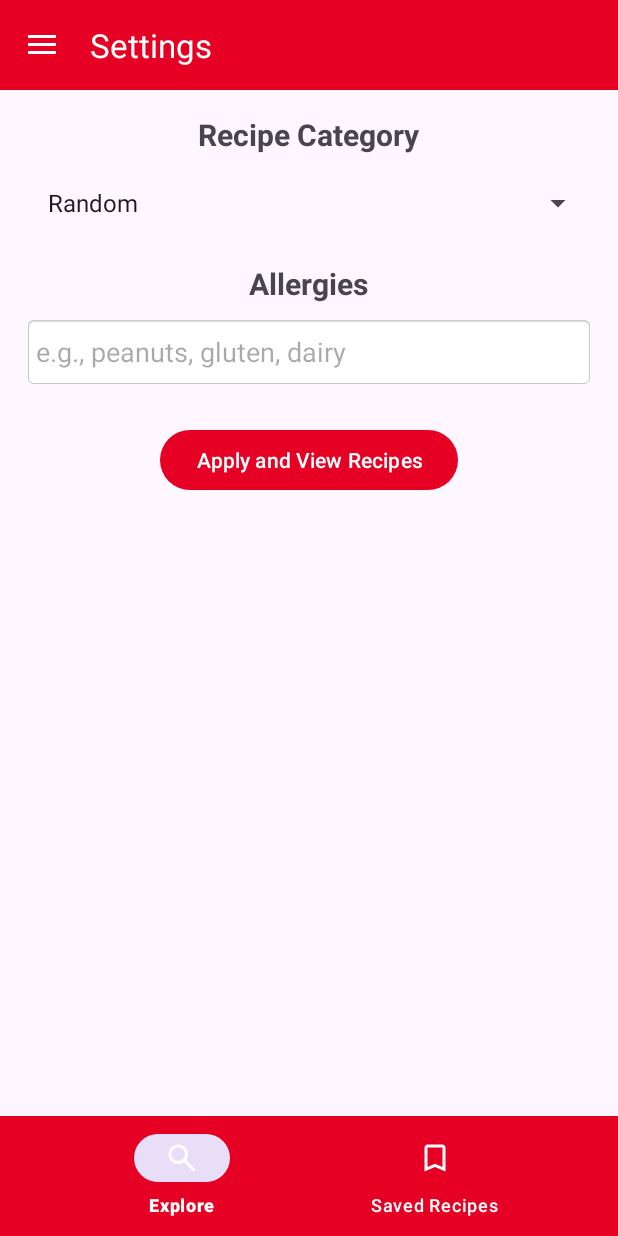
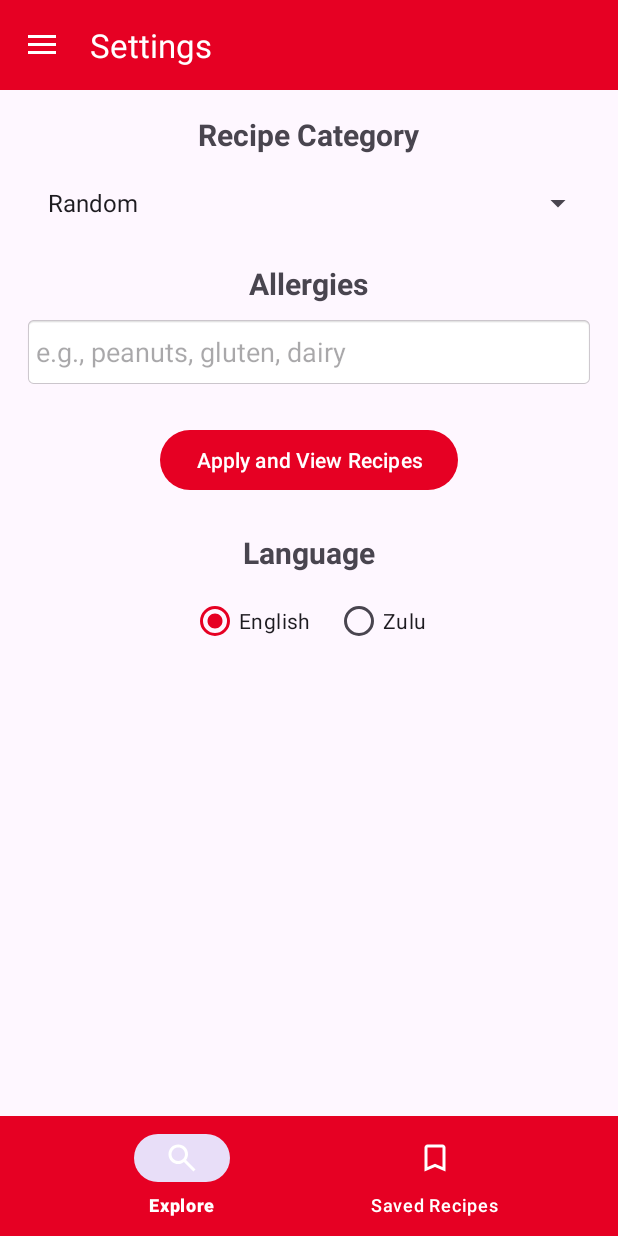
Before and after one commit to SendzoM/TasteMealApp, an Android app: the SettingsFragment screen opened through its navigation route, on a phone screen of 412 x 824 dp. Run offline under Robolectric (Android 15) with nearby library versions, the phone set to English and light mode, and no system bars; our stand-ins replace Firebase (no records; nobody signed in at launch, a user with empty details on screens opened directly), Room's generated code, navigation-ui; network calls fail; pictures from the network do not load.

Commit message:
Added Multi language support

```diff
--- /dev/null
+++ b/app/src/main/java/com/example/recipeapp/LocaleHelper.kt
@@ -0,0 +1,30 @@
+package com.example.recipeapp
+
+import android.content.Context
+import android.content.SharedPreferences
+import androidx.appcompat.app.AppCompatDelegate
+import androidx.core.os.LocaleListCompat
+
+object LocaleHelper {
+    private const val PREFS_NAME = "RecipeAppPrefs"
+    private const val SELECTED_LANGUAGE = "SelectedLanguage"
+
+    fun setLocale(context: Context, languageCode: String) {
+        // Save the selected language
+        val prefs: SharedPreferences = context.getSharedPreferences(PREFS_NAME, Context.MODE_PRIVATE)
+        prefs.edit().putString(SELECTED_LANGUAGE, languageCode).apply()
+
+        // Apply the new locale
+        val appLocale = LocaleListCompat.forLanguageTags(languageCode)
+        AppCompatDelegate.setApplicationLocales(appLocale)
+    }
+
+    fun loadLocale(context: Context) {
+        val prefs: SharedPreferences = context.getSharedPreferences(PREFS_NAME, Context.MODE_PRIVATE)
+        val languageCode = prefs.getString(SELECTED_LANGUAGE, null)
+        if (languageCode != null) {
+            val appLocale = LocaleListCompat.forLanguageTags(languageCode)
+            AppCompatDelegate.setApplicationLocales(appLocale)
+        }
+    }
+}
--- a/app/src/main/java/com/example/recipeapp/MainActivity.kt
+++ b/app/src/main/java/com/example/recipeapp/MainActivity.kt
@@ -37,6 +37,7 @@ class MainActivity : AppCompatActivity() {
 
 
     override fun onCreate(savedInstanceState: Bundle?) {
+        LocaleHelper.loadLocale(this)
         super.onCreate(savedInstanceState)
         setContentView(R.layout.activity_main)
 
--- a/app/src/main/java/com/example/recipeapp/SettingsFragment.kt
+++ b/app/src/main/java/com/example/recipeapp/SettingsFragment.kt
@@ -10,7 +10,10 @@ import android.view.ViewGroup
 import android.widget.ArrayAdapter
 import android.widget.Button
 import android.widget.EditText
+import android.widget.RadioButton
+import android.widget.RadioGroup
 import android.widget.Spinner
+import androidx.appcompat.app.AppCompatDelegate
 import androidx.lifecycle.ViewModelProvider
 import androidx.navigation.fragment.findNavController
 import com.example.recipeapp.viewmodel.RecipeViewModel
@@ -20,6 +23,9 @@ class SettingsFragment : Fragment() {
     private lateinit var categorySpinner: Spinner
     private lateinit var allergiesEditText: EditText
     private lateinit var recipeViewModel: RecipeViewModel
+    private lateinit var languageRadioGroup: RadioGroup
+    private lateinit var englishRadioButton: RadioButton
+    private lateinit var zuluRadioButton: RadioButton
 
     @SuppressLint("MissingInflatedId")
     override fun onCreateView(
@@ -35,37 +41,62 @@ class SettingsFragment : Fragment() {
         allergiesEditText = view.findViewById(R.id.allergies_edit_text)
         val applyButton = view.findViewById<Button>(R.id.apply_settings_button)
 
+        // Initialize language controls
+        languageRadioGroup = view.findViewById(R.id.language_radio_group)
+        englishRadioButton = view.findViewById(R.id.english_radio_button)
+        zuluRadioButton = view.findViewById(R.id.zulu_radio_button)
+
         // Setup the dropdown menu
         setupSpinner()
         loadSettings()
 
         applyButton.setOnClickListener {
-            // Get selected category
-            val selectedCategory = categorySpinner.selectedItem.toString().lowercase()
-            val allergies = allergiesEditText.text.toString()
+            saveSettings() // Save all settings
+            recipeViewModel.loadRecipes(categorySpinner.selectedItem.toString().lowercase())
+            findNavController().navigate(R.id.nav_home)
+        }
 
-            // Save the selected category to SharedPreferences
-            val sharedPref = activity?.getSharedPreferences("RecipeAppPrefs", Context.MODE_PRIVATE)
-                ?: return@setOnClickListener
-            with(sharedPref.edit()) {
-                putString("SELECTED_CATEGORY", selectedCategory)
-                putString("USER_ALLERGIES", allergies)
-                apply()
+        // Listener for language changes
+        languageRadioGroup.setOnCheckedChangeListener { _, checkedId ->
+            val selectedLanguage = when (checkedId) {
+                R.id.zulu_radio_button -> "zu"
+                else -> "en"
             }
+            LocaleHelper.setLocale(requireContext(), selectedLanguage)
 
-            recipeViewModel.loadRecipes(selectedCategory)
-            // Navigate back to the Home screen to see the new recipes
-            findNavController().navigate(R.id.nav_home)
+            // Restart the activity to apply the new language
+            requireActivity().recreate()
         }
 
         return view
     }
 
     private fun loadSettings() {
+        val sharedPref = activity?.getSharedPreferences("RecipeAppPrefs", Context.MODE_PRIVATE) ?: return
+        val savedAllergies = sharedPref.getString("USER_ALLERGIES", "")
+        allergiesEditText.setText(savedAllergies)
+
+        // Set the correct radio button for the language
+        val currentLang =
+            AppCompatDelegate.getApplicationLocales().toLanguageTags()
+        if (currentLang.startsWith("zu")) {
+            zuluRadioButton.isChecked = true
+        } else {
+            englishRadioButton.isChecked = true
+        }
+    }
+
+    private fun saveSettings() {
+        val selectedCategory = categorySpinner.selectedItem.toString().lowercase()
+        val allergies = allergiesEditText.text.toString()
+
         val sharedPref =
             activity?.getSharedPreferences("RecipeAppPrefs", Context.MODE_PRIVATE) ?: return
-        val savedAllergies = sharedPref.getString("USER_ALLERGIES", "") // Default to empty string
-        allergiesEditText.setText(savedAllergies)
+        with(sharedPref.edit()) {
+            putString("SELECTED_CATEGORY", selectedCategory)
+            putString("USER_ALLERGIES", allergies)
+            apply()
+        }
     }
 
     private fun setupSpinner() {
--- a/app/src/main/res/layout/fragment_about.xml
+++ b/app/src/main/res/layout/fragment_about.xml
@@ -28,7 +28,7 @@
             android:id="@+id/about_title"
             android:layout_width="wrap_content"
             android:layout_height="wrap_content"
-            android:text="About RecipeApp"
+            android:text="@string/about_us"
             android:textSize="22sp"
             android:textStyle="bold"
             android:textColor="?android:attr/textColorPrimary"
--- a/app/src/main/res/layout/fragment_home.xml
+++ b/app/src/main/res/layout/fragment_home.xml
@@ -13,7 +13,7 @@
         android:layout_margin="8dp"
         android:background="@drawable/search_view_background"
         app:iconifiedByDefault="false"
-        app:queryHint="Search for recipes..."
+        app:queryHint="@string/search_for_recipes"
         app:layout_constraintTop_toTopOf="parent"
         app:layout_constraintStart_toStartOf="parent"
         app:layout_constraintEnd_toEndOf="parent" />
--- a/app/src/main/res/layout/fragment_recipe_details.xml
+++ b/app/src/main/res/layout/fragment_recipe_details.xml
@@ -43,7 +43,7 @@
             <TextView
             android:layout_width="wrap_content"
             android:layout_height="wrap_content"
-            android:text="Ingredients"
+            android:text="@string/ingredients"
             android:textSize="20sp"
             android:textStyle="bold"
             android:layout_marginTop="16dp"/>
@@ -59,7 +59,7 @@
             <TextView
             android:layout_width="wrap_content"
             android:layout_height="wrap_content"
-            android:text="Instructions"
+            android:text="@string/instructions"
             android:textSize="20sp"
             android:textStyle="bold"
             android:layout_marginTop="16dp"/>
@@ -84,6 +84,6 @@
         app:backgroundTint="@color/red"
         app:tint="@android:color/white"
         android:src="@drawable/baseline_save"
-        android:contentDescription="Save Recipe" />
+        android:contentDescription="@string/recipe_saved" />
 
 </androidx.coordinatorlayout.widget.CoordinatorLayout>
--- a/app/src/main/res/layout/fragment_saved_recipe.xml
+++ b/app/src/main/res/layout/fragment_saved_recipe.xml
@@ -30,7 +30,7 @@
         android:id="@+id/no_saved_recipes_text"
         android:layout_width="wrap_content"
         android:layout_height="wrap_content"
-        android:text="You haven't saved any recipes yet."
+        android:text="@string/no_saved_recipes_yet"
         android:textSize="18sp"
         android:visibility="gone"
         app:layout_constraintBottom_toBottomOf="parent"
--- a/app/src/main/res/layout/fragment_settings.xml
+++ b/app/src/main/res/layout/fragment_settings.xml
@@ -10,7 +10,7 @@
     <TextView
         android:layout_width="wrap_content"
         android:layout_height="wrap_content"
-        android:text="Recipe Category"
+        android:text="@string/recipe_category"
         android:textSize="20sp"
         android:textStyle="bold"
         android:layout_marginBottom="8dp"/>
@@ -25,7 +25,7 @@
     <TextView
         android:layout_width="wrap_content"
         android:layout_height="wrap_content"
-        android:text="Allergies"
+        android:text="@string/allergies"
         android:textSize="20sp"
         android:textStyle="bold"
         android:layout_marginTop="16dp"
@@ -36,7 +36,7 @@
         android:layout_width="match_parent"
         android:layout_height="wrap_content"
         android:minHeight="48dp"
-        android:hint="e.g., peanuts, gluten, dairy"
+        android:hint="@string/allergies_hint"
         android:inputType="text"
         android:background="@android:drawable/editbox_background"
         android:padding="8dp"/>
@@ -45,7 +45,36 @@
         android:id="@+id/apply_settings_button"
         android:layout_width="wrap_content"
         android:layout_height="wrap_content"
-        android:text="Apply and View Recipes"
+        android:text="@string/apply_and_view_recipes"
         android:layout_marginTop="24dp"/>
 
+    <TextView
+        android:layout_width="wrap_content"
+        android:layout_height="wrap_content"
+        android:text="@string/language"
+        android:textSize="20sp"
+        android:textStyle="bold"
+        android:layout_marginTop="24dp"
+        android:layout_marginBottom="8dp"/>
+
+    <RadioGroup
+        android:id="@+id/language_radio_group"
+        android:layout_width="wrap_content"
+        android:layout_height="wrap_content"
+        android:orientation="horizontal">
+
+        <RadioButton
+            android:id="@+id/english_radio_button"
+            android:layout_width="wrap_content"
+            android:layout_height="wrap_content"
+            android:text="@string/english"
+            android:layout_marginEnd="16dp"/>
+
+        <RadioButton
+            android:id="@+id/zulu_radio_button"
+            android:layout_width="wrap_content"
+            android:layout_height="wrap_content"
+            android:text="@string/zulu"/>
+    </RadioGroup>
+
 </LinearLayout>
```
Also changed, not shown: app/src/main/res/layout/activity_create_account.xml (+13 -13 lines), app/src/main/res/layout/activity_login.xml (+10 -10 lines), app/src/main/res/values/strings.xml (+53 -0 lines), 1 other file.
